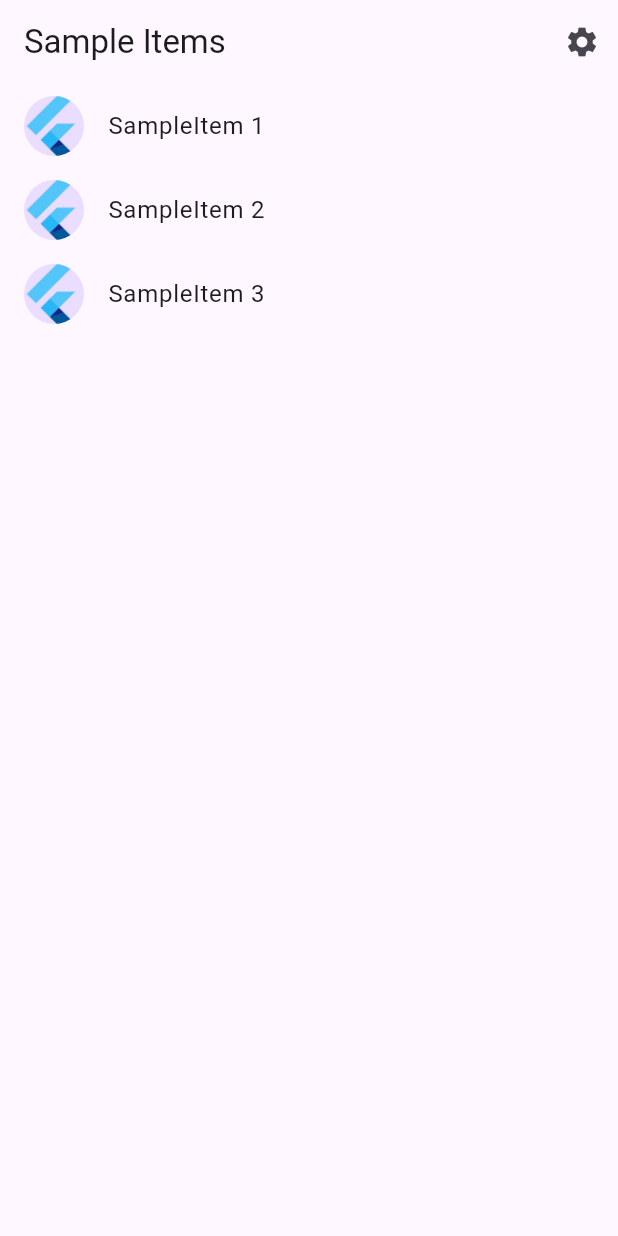
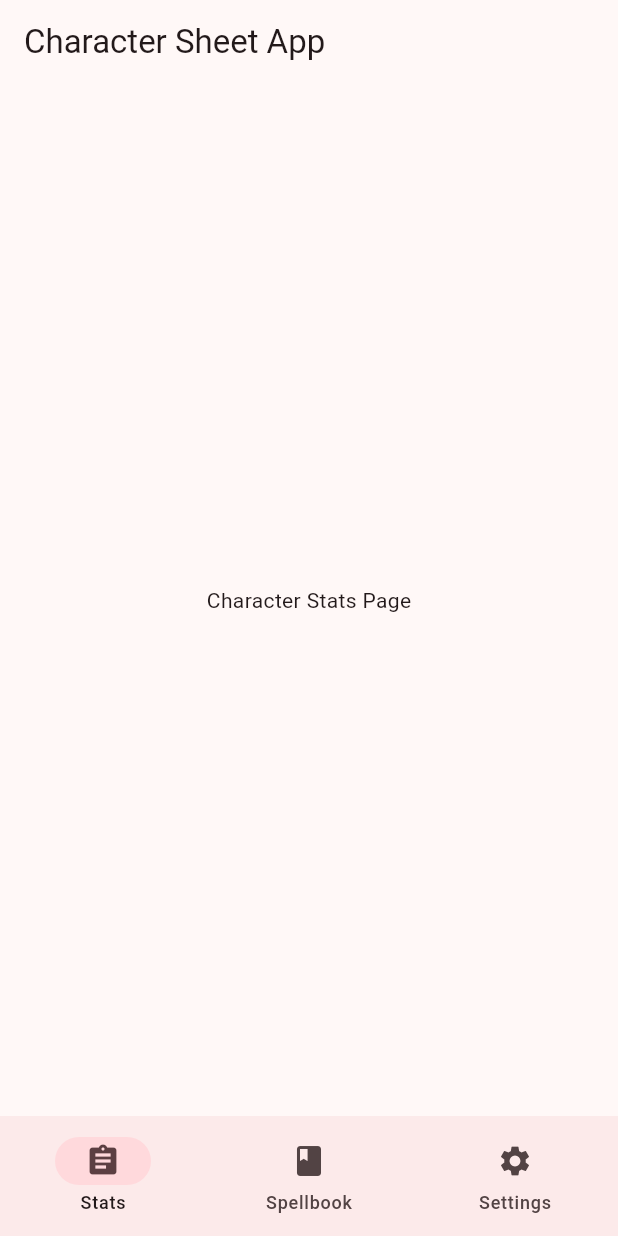
Before and after one commit to carlo-echon/PathfinderCharacterSheetAPP, a Flutter app: the screen it shows after launch, on a phone screen of 412 x 824 dp. Run offline on Flutter 3.47's test engine with Material 3 defaults, Android fonts, the light colour scheme and no system bars; generated files the repository leaves out were written again.

Commit message:
Initial UI for NavBar
Created Navbar and Sample Pages it connects to.

```diff
--- a/pathfinder_character_sheet/lib/main.dart
+++ b/pathfinder_character_sheet/lib/main.dart
@@ -1,20 +1,120 @@
 import 'package:flutter/material.dart';
 
-import 'src/app.dart';
-import 'src/settings/settings_controller.dart';
-import 'src/settings/settings_service.dart';
+void main() {
+  runApp(const MyApp());
+}
 
-void main() async {
-  // Set up the SettingsController, which will glue user settings to multiple
-  // Flutter Widgets.
-  final settingsController = SettingsController(SettingsService());
+class MyApp extends StatelessWidget {
+  const MyApp({super.key});
 
-  // Load the user's preferred theme while the splash screen is displayed.
-  // This prevents a sudden theme change when the app is first displayed.
-  await settingsController.loadSettings();
+  @override
+  Widget build(BuildContext context) {
+    return MaterialApp(
+      title: 'Character Sheet App',
+      theme: ThemeData(
+        colorScheme: ColorScheme.fromSeed(seedColor: Color.fromARGB(255, 75, 71, 71)),
+        useMaterial3: true,
+      ),
+      home: const MyHomePage(title: 'Character Sheet App'),
+    );
+  }
+}
 
-  // Run the app and pass in the SettingsController. The app listens to the
-  // SettingsController for changes, then passes it further down to the
-  // SettingsView.
-  runApp(MyApp(settingsController: settingsController));
+class MyHomePage extends StatefulWidget {
+  const MyHomePage({super.key, required this.title});
+
+  final String title;
+
+  @override
+  State<MyHomePage> createState() => _MyHomePageState();
 }
+
+class _MyHomePageState extends State<MyHomePage> {
+  int currentPageIndex = 0;
+
+  final List<Widget> pages = [
+    const CharSheetStats(),
+    const SpellbookPage(),
+    const SettingsPage(),
+  ];
+
+  @override
+  Widget build(BuildContext context) {
+    return Scaffold(
+      appBar: AppBar(
+        title: Text(widget.title),
+      ),
+      body: pages[currentPageIndex],
+      bottomNavigationBar: NavigationBar(
+        selectedIndex: currentPageIndex,
+        onDestinationSelected: (int index) {
+          setState(() {
+            currentPageIndex = index;
+          });
+        },
+        destinations: const <NavigationDestination>[
+          NavigationDestination(
+            icon: Icon(Icons.assignment),
+            label: 'Stats',
+          ),
+          NavigationDestination(
+            icon: Icon(Icons.book),
+            label: 'Spellbook',
+          ),
+          NavigationDestination(
+            icon: Icon(Icons.settings),
+            label: 'Settings',
+          ),
+        ],
+      ),
+    );
+  }
+}
+
+class CharSheetStats extends StatefulWidget {
+  const CharSheetStats({super.key});
+
+  @override
+  _CharSheetStatsState createState() => _CharSheetStatsState();
+}
+
+class _CharSheetStatsState extends State<CharSheetStats> {
+  @override
+  Widget build(BuildContext context) {
+    return Center(
+      child: Text('Character Stats Page'),
+    );
+  }
+}
+
+class SpellbookPage extends StatefulWidget {
+  const SpellbookPage({super.key});
+
+  @override
+  _SpellbookPageState createState() => _SpellbookPageState();
+}
+
+class _SpellbookPageState extends State<SpellbookPage> {
+  @override
+  Widget build(BuildContext context) {
+    return Center(
+      child: Text('Spellbook Page'),
+    );
+  }
+}
+
+class SettingsPage extends StatefulWidget {
+  const SettingsPage({super.key});
+
+  @override
+  _SettingsPageState createState() => _SettingsPageState();
+}
+
+class _SettingsPageState extends State<SettingsPage> {
+  @override
+  Widget build(BuildContext context) {
+    return Center(
+      child: Text('Settings Page'),
+    );
+  }
+}
```
